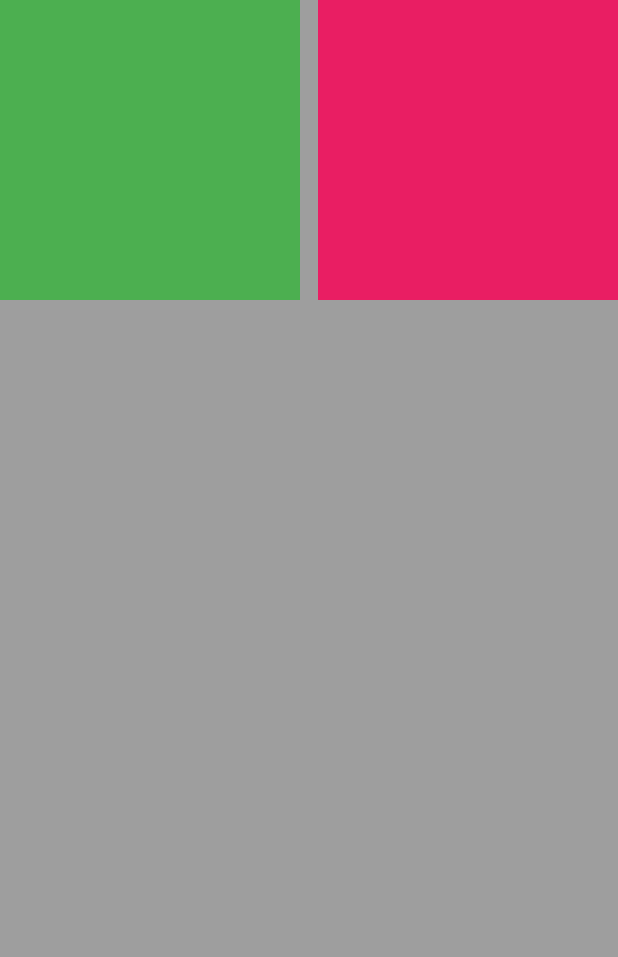
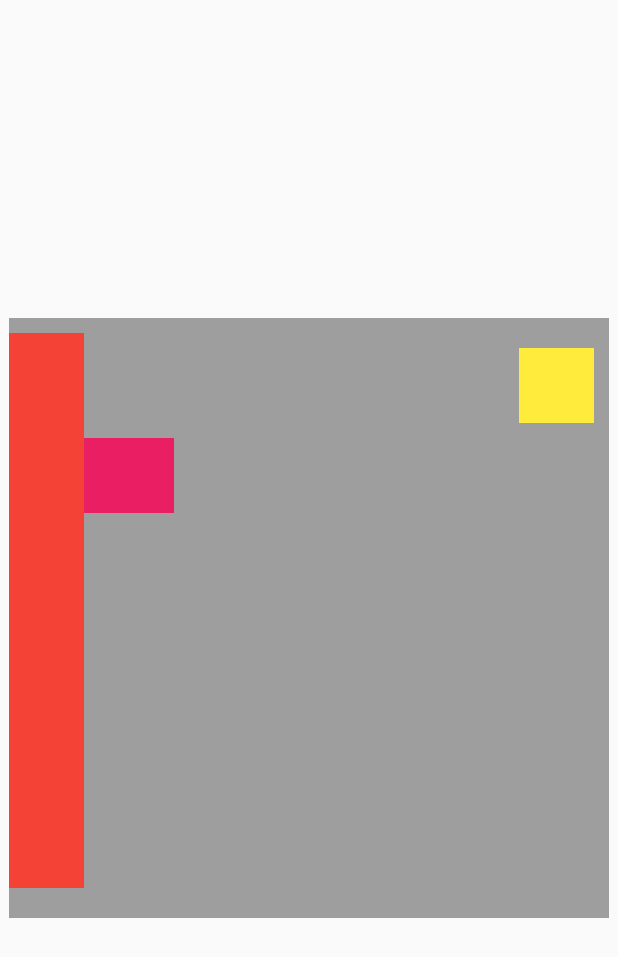
Before and after one commit to Geothomas1/Flutter.Dev, a Flutter app: the screen it shows after launch, on a phone screen of 412 x 824 dp. Shown: the top 957 px of the screen. Run offline on Flutter 3.47's test engine with Material 2 defaults, Android fonts, the phone set to English and light mode, and no system bars.

Commit message:
Positioned

```diff
--- a/flutter_application_1/lib/widgets/stackWidget.dart
+++ b/flutter_application_1/lib/widgets/stackWidget.dart
@@ -1,33 +1,45 @@
 import 'package:flutter/material.dart';
-class StackWidget extends StatelessWidget{
+
+class StackWidget extends StatelessWidget {
   @override
-  Widget build(BuildContext context){
-    return Container(
-      width: MediaQuery.of(context).size.width,
-      height: MediaQuery.of(context).size.height,
+  Widget build(BuildContext context) {
+    return Center(
+      child:Container(
+      width: 400,
+      height: 400,
       color: Colors.grey,
       child: Stack(
-        textDirection: TextDirection.rtl,
-        alignment: Alignment.bottomCenter,
-        children:<Widget> [
-          Align(
-            alignment: Alignment.topLeft,
+        children: <Widget>[
+          Positioned(
+            left: 10,
+            top: 80,
             child: Container(
-            width: 200,
-            height: 200,
-            color: Colors.green,
+              width: 100,
+              height: 50,
+              color: Colors.pink,
+            ),
           ),
+          Positioned(
+            right: 10,
+            top: 20,
+            child: Container(
+              width: 50,
+              height: 50,
+              color: Colors.yellow,
+            ),
           ),
-          Align(
-            alignment: Alignment.topRight,
+          Positioned(
+            top: 10,
+            bottom: 20,
             child: Container(
-            width: 200,
-            height: 200,
-            color: Colors.pink,
-          ),
+              width: 50,
+              height: 50,
+              color: Colors.red,
+            ),
           ),
         ],
       ),
+    )
     );
   }
 }
```
